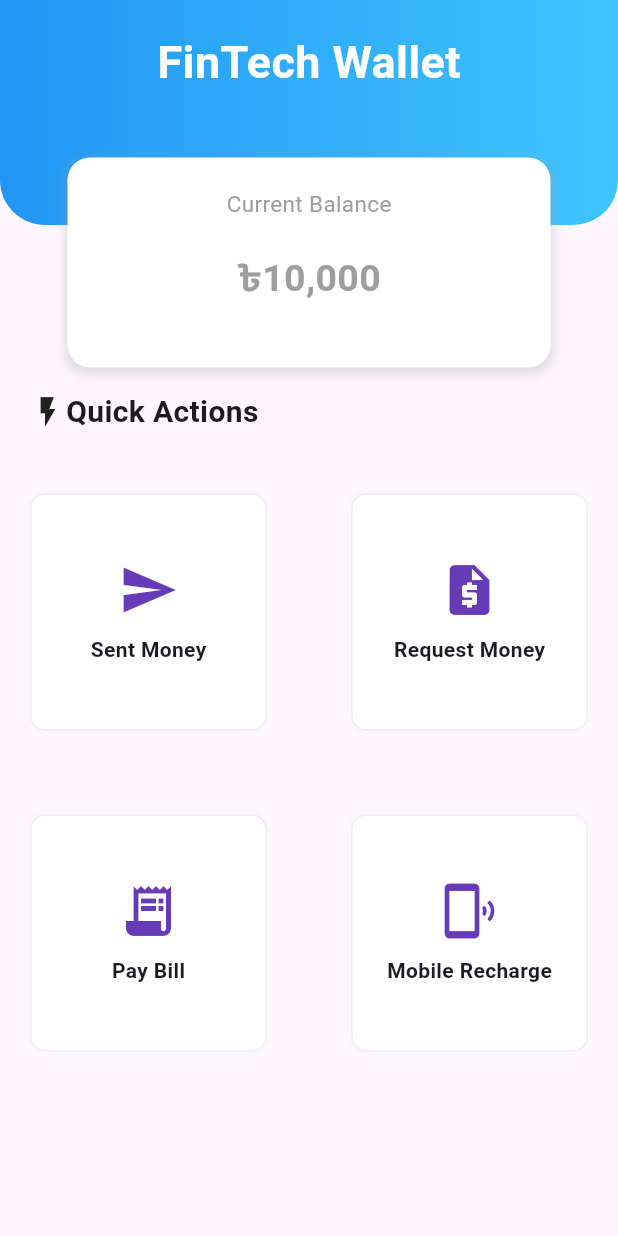
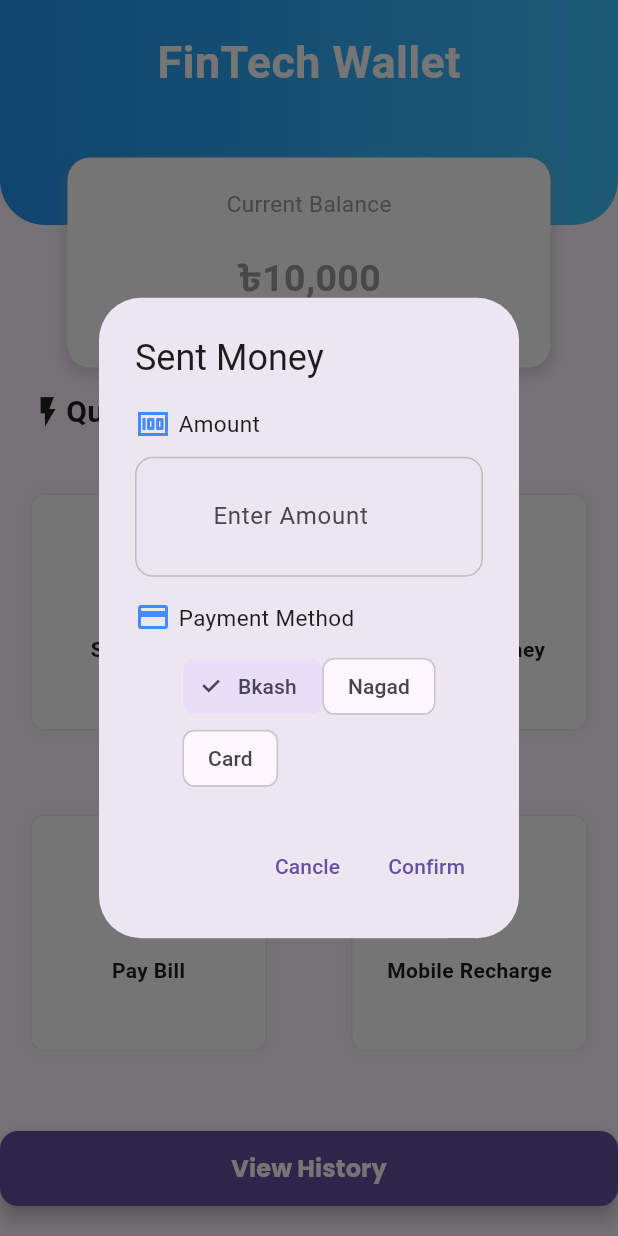
Before and after one commit to SaidurRahman1004/ecomars_practise, a Flutter app: the screen it shows after launch, after a tap on "Sent Money", on a phone screen of 412 x 824 dp. Run offline on Flutter 3.47's test engine with Material 3 defaults, Android fonts, the phone set to English and light mode, and no system bars; our stand-ins replace cloud_firestore, firebase_analytics, firebase_core, flutter_local_notifications, google_fonts; accounts and stored records are empty.

Commit message:
FinTech Analytich

```diff
--- a/lib/Fintech/screens/wallet_screen.dart
+++ b/lib/Fintech/screens/wallet_screen.dart
@@ -1,4 +1,7 @@
+import 'package:ecomars_practise/Fintech/screens/transaction_history_screen.dart';
 import 'package:ecomars_practise/Fintech/services/wallet_analytics_service.dart';
+import 'package:ecomars_practise/Fintech/widgets/transaction_dialog.dart';
+import 'package:ecomars_practise/widgets/custom_button.dart';
 import 'package:flutter/material.dart';
 
 class WalletScreen extends StatefulWidget {
@@ -9,6 +12,12 @@ class WalletScreen extends StatefulWidget {
 }
 
 class _WalletScreenState extends State<WalletScreen> {
+  WalletAnalyticsService _analyticsService = WalletAnalyticsService();
+  @override
+  void initState() {
+    super.initState();
+    _analyticsService.logScreenView('WalletScreen');
+  }
   @override
   Widget build(BuildContext context) {
     return Scaffold(
@@ -84,6 +93,9 @@ class _WalletScreenState extends State<WalletScreen> {
                               fontWeight: FontWeight.bold,
                             ),
                           ),
+
+
+
                         ],
                       ),
                     ),
@@ -119,6 +131,11 @@ class _WalletScreenState extends State<WalletScreen> {
               ],
             ),
           ),
+          const SizedBox(height: 20),
+          CustomButton(buttonName: 'View History', onPressed: (){
+            Navigator.push(context, MaterialPageRoute(builder: (context)=>TransactionHistoryScreen()));
+          }),
+          const SizedBox(height: 20),
         ],
       ),
     );
@@ -126,7 +143,9 @@ class _WalletScreenState extends State<WalletScreen> {
 
   Widget _buildActionButton(String title, IconData icon) {
     return InkWell(
-      onTap: () {},
+      onTap: () {
+        showDialog(context: context, builder: (context)=>TransactionDialog(transactionType: title));
+      },
       child: Padding(
         padding: const EdgeInsets.all(20),
         child: Container(
--- a/lib/Fintech/services/wallet_analytics_service.dart
+++ b/lib/Fintech/services/wallet_analytics_service.dart
@@ -1,21 +1,61 @@
-import 'package:flutter/material.dart';
+import 'package:firebase_analytics/firebase_analytics.dart';
 
-class WalletScreen extends StatefulWidget {
-  const WalletScreen({super.key});
+class WalletAnalyticsService {
+  FirebaseAnalytics analytics = FirebaseAnalytics.instance;
 
-  @override
-  State<WalletScreen> createState() => _WalletScreenState();
-}
+  //Screen View Log
+  Future<void> logScreenView(String screenName) async {
+    await analytics.logScreenView(screenName: screenName);
+    print('Current Screen: $screenName');
+  }
 
-class _WalletScreenState extends State<WalletScreen> {
-  @override
-  Widget build(BuildContext context) {
-    return Scaffold(
-      appBar: AppBar(
-        title: const Text('Wallet'),
-        centerTitle: true,
-      ),
+  //transaction Starting  log
+  Future<void> logTransactionStart({
+    required String paymentMethod,
+    required double amount,
+    required String transactionType,
+  }) async {
+    await analytics.logEvent(
+      name: 'transaction_initiated',
+      parameters: {
+        'transaction_type': transactionType,
+        'payment_method': paymentMethod,
+        'amount': amount,
+        "currency": "BDT",
+      },
+    );
+    print("Analytics: Transaction Initiated ($transactionType - $amount)");
+  }
 
+  //Complete transaction log
+  Future<void> logTransactionComplete({
+    required String transactionId,
+    required String paymentMethod,
+    required double amount,
+  }) async {
+    await analytics.logEvent(
+      name: 'transaction_completed',
+      parameters: {
+        "transaction_id": transactionId,
+        "payment_method": paymentMethod,
+        "amount": amount,
+        "success": true,
+      },
+    );
+
+    //User property ,which Methode User Can use
+    await analytics.setUserProperty(
+      name: 'preferred_payment_method',
+      value: paymentMethod,
+    );
+    print("Analytics: Transaction Completed ($transactionId)");
+  }
+
+  //History Cheak Event
+  Future<void> logTransactionHistory(String transactionId) async {
+    await analytics.logEvent(
+      name: 'transaction_view',
+      parameters: {"transaction_id": transactionId},
     );
   }
 }
--- a/lib/Fintech/widgets/transaction_dialog.dart
+++ b/lib/Fintech/widgets/transaction_dialog.dart
@@ -0,0 +1,123 @@
+import 'dart:math';
+
+import 'package:ecomars_practise/Fintech/services/wallet_analytics_service.dart';
+import 'package:ecomars_practise/widgets/custo_snk.dart';
+import 'package:ecomars_practise/widgets/custom_button.dart';
+import 'package:ecomars_practise/widgets/custom_text_field.dart';
+import 'package:firebase_analytics/firebase_analytics.dart';
+import 'package:flutter/material.dart';
+
+enum PaymentMethode { Bkash, Nagad, Card }
+
+class TransactionDialog extends StatefulWidget {
+  final String transactionType; //Bkash Nagad Card
+  const TransactionDialog({super.key, required this.transactionType});
+
+  @override
+  State<TransactionDialog> createState() => _TransactionDialogState();
+}
+
+class _TransactionDialogState extends State<TransactionDialog> {
+  final TextEditingController _amountController = TextEditingController();
+  PaymentMethode _selectedtMethode = PaymentMethode.Bkash;
+  final WalletAnalyticsService _analyticsService = WalletAnalyticsService();
+
+  @override
+  void dispose() {
+    _amountController.dispose();
+    super.dispose();
+  }
+
+  @override
+  Widget build(BuildContext context) {
+    return AlertDialog(
+      title: Text(widget.transactionType),
+      content: Column(
+        mainAxisSize: MainAxisSize.min,
+        children: [
+          Row(
+            children: [
+              Icon(Icons.money, color: Colors.blueAccent),
+              SizedBox(width: 5),
+              Text('Amount', style: TextStyle(fontSize: 15)),
+            ],
+          ),
+          const SizedBox(height: 10),
+          CustomTextField(
+            controller: _amountController,
+            lableText: 'Enter Amount',
+            hintText: '0',
+            maxLine: 2,
+          ),
+
+          const SizedBox(height: 15),
+          Row(
+            children: [
+              Icon(Icons.payment, color: Colors.blueAccent),
+              SizedBox(width: 5),
+              Text('Payment Method', style: TextStyle(fontSize: 15)),
+            ],
+          ),
+          const SizedBox(height: 10),
+          Wrap(
+            children: PaymentMethode.values.map((methode) {
+              return ChoiceChip(
+                label: Text(methode.name),
+                selected: _selectedtMethode == methode,
+                onSelected: (selected) {
+                  setState(() {
+                    _selectedtMethode = methode;
+                  });
+                },
+              );
+            }).toList(),
+          ),
+        ],
+      ),
+      actions: [
+        TextButton(
+          onPressed: () {
+            Navigator.pop(context);
+          },
+          child: Text('Cancle'),
+        ),
+        TextButton(
+          onPressed: () {
+            if (_amountController.text.isNotEmpty) {
+              _confirmTransaction();
+            }
+          },
+          child: Text('Confirm'),
+        ),
+      ],
+    );
+  }
+
+  //Confirm transaction button
+
+  void _confirmTransaction() async {
+    double amount = double.tryParse(_amountController.text) ?? 0.00;
+
+    //Analytics Logics event log start Transaction
+    await _analyticsService.logTransactionStart(
+      paymentMethod: _selectedtMethode.name,
+      amount: amount,
+      transactionType: widget.transactionType,
+    );
+
+    Navigator.pop(context);
+    mySnkmsg('Processing Transaction', context);
+    await Future.delayed(Duration(seconds: 2));
+    String txnId = 'TNX-${Random().nextInt(99999)}';
+    //Analytics Logics Complete Transaction event log
+    await _analyticsService.logTransactionComplete(
+      transactionId: txnId,
+      paymentMethod: _selectedtMethode.name,
+      amount: amount,
+    );
+    mySnkmsg(
+      '" $amount BDT Sent via $_selectedtMethode (ID: $txnId)"',
+      context,
+    );
+  }
+}
--- a/lib/main.dart
+++ b/lib/main.dart
@@ -1,6 +1,7 @@
 import 'package:ecomars_practise/firebase_options.dart';
 import 'package:ecomars_practise/screens/order_details_screen.dart';
 import 'package:ecomars_practise/screens/order_management_screen.dart';
+import 'package:firebase_analytics/firebase_analytics.dart';
 import 'package:firebase_core/firebase_core.dart';
 import 'package:flutter/material.dart';
 
@@ -24,11 +25,14 @@ class MyApp extends StatefulWidget {
 }
 
 class _MyAppState extends State<MyApp> {
+  static FirebaseAnalytics analytics = FirebaseAnalytics.instance;
+  static FirebaseAnalyticsObserver observer = FirebaseAnalyticsObserver(analytics: analytics);
   @override
   Widget build(BuildContext context) {
     return MaterialApp(
       debugShowCheckedModeBanner: false,
       navigatorKey: navigatorKey,
+      navigatorObservers: <NavigatorObserver>[observer],
       home: WalletScreen(),
     );
   }
--- /dev/null
+++ b/lib/widgets/custom_text_field.dart
@@ -0,0 +1,52 @@
+import 'package:flutter/material.dart';
+
+class CustomTextField extends StatelessWidget {
+  final TextEditingController controller;
+
+  final String lableText;
+  final String? hintText;
+  final IconData? icon;
+  final bool obscureText;
+  final bool isPassword;
+  final int maxLine;
+  final String? Function(String?)? validator;
+  final TextInputType keyboardType;
+
+  const CustomTextField({
+    super.key,
+    required this.controller,
+    required this.lableText,
+    this.hintText,
+    this.icon,
+    this.obscureText = false,
+    this.isPassword = false,
+    this.maxLine = 1,
+    this.validator,
+    this.keyboardType = TextInputType.text,
+  });
+
+  @override
+  Widget build(BuildContext context) {
+    return TextFormField(
+      controller: controller,
+      obscureText: obscureText,
+      validator: validator,
+      keyboardType: keyboardType,
+      maxLines: maxLine,
+      decoration: InputDecoration(
+        prefixIcon: Icon(icon),
+        labelText: lableText,
+        hintText: hintText,
+        border: OutlineInputBorder(borderRadius: BorderRadius.circular(12)),
+        enabledBorder: OutlineInputBorder(
+          borderRadius: BorderRadius.circular(12),
+          borderSide: BorderSide(color: Colors.grey.shade400),
+        ),
+        focusedBorder: OutlineInputBorder(
+          borderRadius: BorderRadius.circular(12),
+          borderSide: const BorderSide(color: Colors.teal, width: 2),
+        ),
+      ),
+    );
+  }
+}
```
Also changed, not shown: lib/Fintech/screens/transaction_history_screen.dart (+67 -0 lines), lib/widgets/custo_snk.dart (added, +12 -0 lines).
